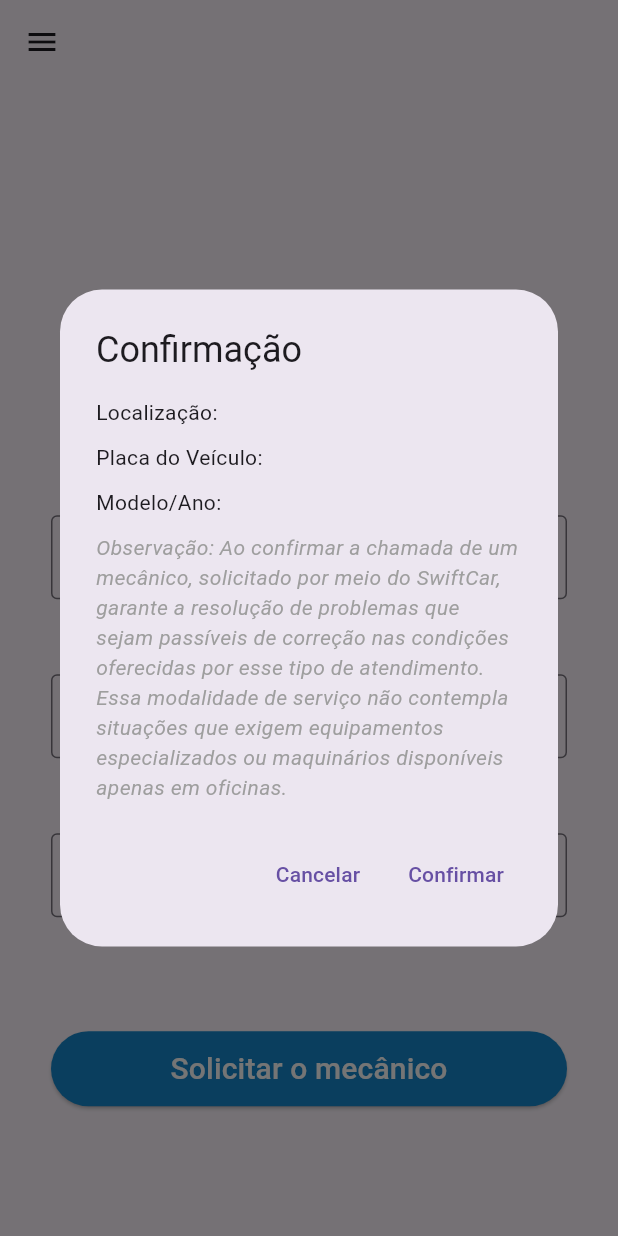
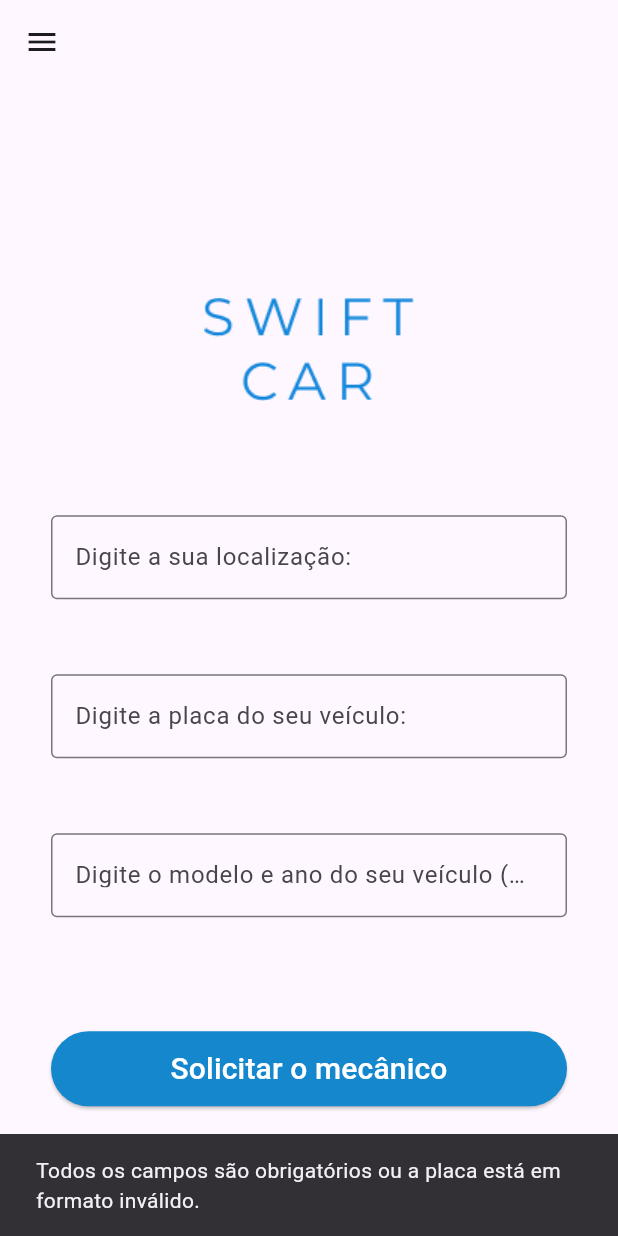
Before and after one commit to lucasgalindo/SWIFTCAR, a Flutter app: the SolicitarMecanico screen opened directly, after a tap on "Solicitar o mecânico", on a phone screen of 412 x 824 dp. Run offline on Flutter 3.47's test engine with Material 3 defaults, Android fonts, the phone set to English and light mode, and no system bars; our stand-ins replace firebase_auth, firebase_core, geocoding, geolocator, shimmer; accounts and stored records are empty.

Commit message:
app finalizado com nova formatação da placa!

```diff
--- a/lib/SolicitarMecanico.dart
+++ b/lib/SolicitarMecanico.dart
@@ -29,7 +29,11 @@ class _SolicitarMecanicoState extends State<SolicitarMecanico> {
     });
   }
 
+
+
   void _mostrarPopUpConfirmacao() {
+  // Verifica se todos os campos estão preenchidos e a placa está no formato correto
+  if (localization.isNotEmpty && _isValidPlaca(placa) && model.isNotEmpty) {
     showDialog(
       context: context,
       builder: (BuildContext context) {
@@ -74,7 +78,22 @@ class _SolicitarMecanicoState extends State<SolicitarMecanico> {
         );
       },
     );
+  } else {
+    // Mostra um snackbar informando que todos os campos são obrigatórios ou a placa está em formato inválido
+    ScaffoldMessenger.of(context).showSnackBar(
+      SnackBar(
+        content: Text('Todos os campos são obrigatórios ou a placa está em formato inválido.'),
+      ),
+    );
   }
+}
+
+bool _isValidPlaca(String placa) {
+  // Expressão regular para validar o formato da placa (AAA1A11)
+  RegExp placaRegex = RegExp(r'^[A-Z]{3}\d[A-Z]\d{2}$');
+  return placaRegex.hasMatch(placa);
+}
+
 
   @override
   Widget build(BuildContext context) {
```
